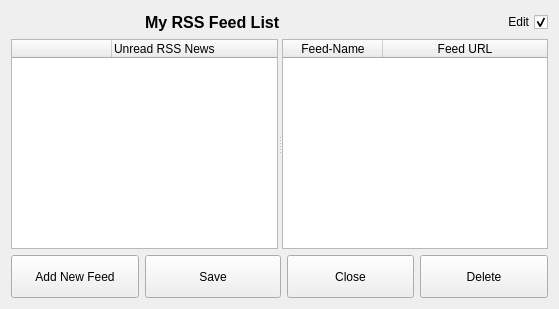
berndhs/arado, file ui/rss-list.ui: the form before one commit.
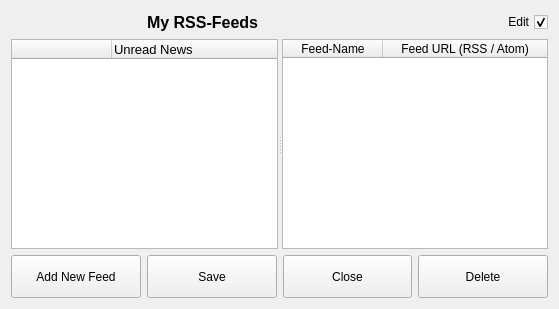
The form after the commit. Icons and pictures are not drawn.

Commit message: added download button for new rss items (downloaded from guess where) but as currently the table is only updated, if an url is browsed, this would allow to update without browsing, but needs to be connected more proper. As well we have to check, if the feedbase.sql , where the session rss items are strored, is updated by engine or gui, maybe some urls due to loop delays between gui and engine are missed, so ideally  rss feed items are the same as from recent button, only ascending/descending toggled (and without node sent urls). needs testing, if there are no items missing or just delayed.

The edit to the form file:
```diff
--- a/ui/rss-list.ui
+++ b/ui/rss-list.ui
@@ -90,6 +90,11 @@
              <height>16777215</height>
             </size>
            </property>
+           <property name="font">
+            <font>
+             <pointsize>10</pointsize>
+            </font>
+           </property>
            <property name="alternatingRowColors">
             <bool>true</bool>
            </property>
@@ -115,7 +120,7 @@
            </column>
            <column>
             <property name="text">
-             <string>Unread RSS News</string>
+             <string>Unread News</string>
             </property>
             <property name="textAlignment">
              <set>AlignLeft|AlignVCenter</set>
@@ -167,7 +172,7 @@
            </column>
            <column>
             <property name="text">
-             <string>Feed URL</string>
+             <string>Feed URL (RSS / Atom)</string>
             </property>
            </column>
           </widget>
@@ -188,7 +193,7 @@
       </font>
      </property>
      <property name="text">
-      <string>My RSS Feed List</string>
+      <string>My RSS-Feeds</string>
      </property>
     </widget>
    </item>
```
Left out of the diff: 29 changed lines with no effect on the pictures. The commit also changes 1 other file.
